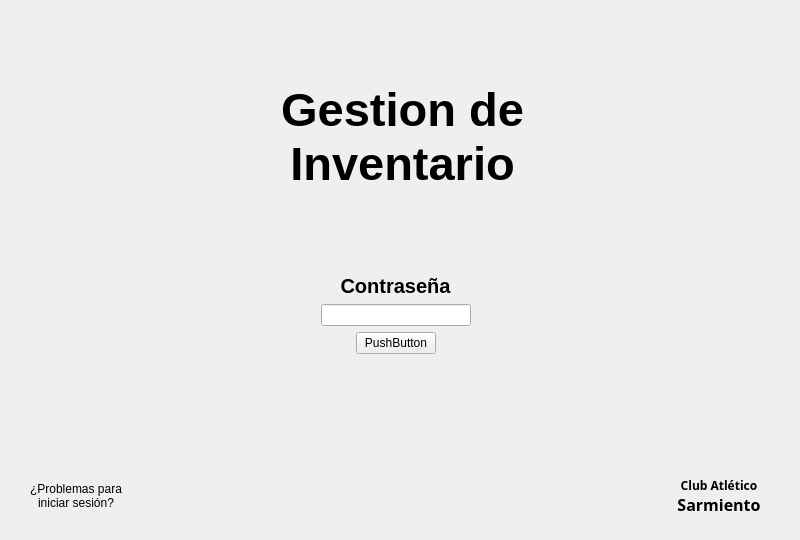
Above: windows/login.ui from HitomiD/Proyecto-Desarrollo before the change. Below: the same form after it.
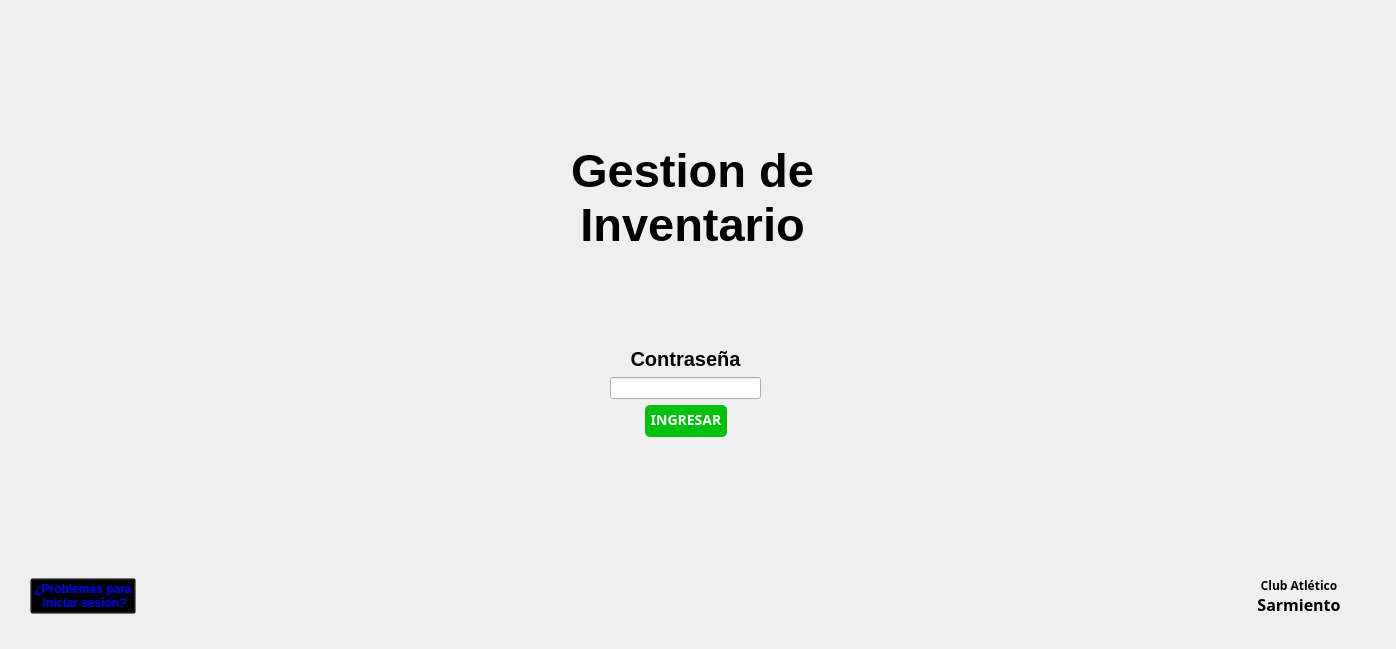
That is the form after the change. Icons and pictures are not drawn.

The edit to the form file:
```diff
--- a/windows/login.ui
+++ b/windows/login.ui
@@ -6,8 +6,8 @@
    <rect>
     <x>0</x>
     <y>0</y>
-    <width>800</width>
-    <height>540</height>
+    <width>1396</width>
+    <height>649</height>
    </rect>
   </property>
   <property name="windowTitle">
@@ -18,12 +18,18 @@
     <property name="geometry">
      <rect>
       <x>0</x>
-      <y>0</y>
-      <width>791</width>
-      <height>521</height>
+      <y>50</y>
+      <width>1371</width>
+      <height>571</height>
      </rect>
     </property>
     <layout class="QVBoxLayout" name="verticalLayout">
+     <property name="spacing">
+      <number>6</number>
+     </property>
+     <property name="sizeConstraint">
+      <enum>QLayout::SetMaximumSize</enum>
+     </property>
      <property name="leftMargin">
       <number>5</number>
      </property>
@@ -77,6 +83,45 @@
          </property>
         </spacer>
        </item>
+       <item>
+        <spacer name="horizontalSpacer_17">
+         <property name="orientation">
+          <enum>Qt::Horizontal</enum>
+         </property>
+         <property name="sizeHint" stdset="0">
+          <size>
+           <width>40</width>
+           <height>20</height>
+          </size>
+         </property>
+        </spacer>
+       </item>
+       <item>
+        <spacer name="horizontalSpacer_19">
+         <property name="orientation">
+          <enum>Qt::Horizontal</enum>
+         </property>
+         <property name="sizeHint" stdset="0">
+          <size>
+           <width>40</width>
+           <height>20</height>
+          </size>
+         </property>
+        </spacer>
+       </item>
+       <item>
+        <spacer name="horizontalSpacer_6">
+         <property name="orientation">
+          <enum>Qt::Horizontal</enum>
+         </property>
+         <property name="sizeHint" stdset="0">
+          <size>
+           <width>40</width>
+           <height>20</height>
+          </size>
+         </property>
+        </spacer>
+       </item>
        <item>
         <widget class="QLabel" name="label_2">
          <property name="maximumSize">
@@ -125,6 +170,45 @@
          </property>
         </widget>
        </item>
+       <item>
+        <spacer name="horizontalSpacer_20">
+         <property name="orientation">
+          <enum>Qt::Horizontal</enum>
+         </property>
+         <property name="sizeHint" stdset="0">
+          <size>
+           <width>40</width>
+           <height>20</height>
+          </size>
+         </property>
+        </spacer>
+       </item>
+       <item>
+        <spacer name="horizontalSpacer_18">
+         <property name="orientation">
+          <enum>Qt::Horizontal</enum>
+         </property>
+         <property name="sizeHint" stdset="0">
+          <size>
+           <width>40</width>
+           <height>20</height>
+          </size>
+         </property>
+        </spacer>
+       </item>
+       <item>
+        <spacer name="horizontalSpacer_16">
+         <property name="orientation">
+          <enum>Qt::Horizontal</enum>
+         </property>
+         <property name="sizeHint" stdset="0">
+          <size>
+           <width>40</width>
+           <height>20</height>
+          </size>
+         </property>
+        </spacer>
+       </item>
        <item>
         <spacer name="horizontalSpacer_3">
          <property name="orientation">
@@ -276,8 +360,18 @@
                <height>16777215</height>
               </size>
              </property>
+             <property name="styleSheet">
+              <string notr="true">background-color: rgb(0, 193, 13);
+color:white;
+border:none;
+font-size: 14px;
+font-weight: bold;
+font-family:Fira Sans;
+padding: 5px 5px 7px 5px;
+border-radius:5px;</string>
+             </property>
              <property name="text">
-              <string>PushButton</string>
+              <string>INGRESAR</string>
              </property>
             </widget>
            </item>
@@ -333,7 +427,7 @@
        </property>
        <property name="sizeHint" stdset="0">
         <size>
-         <width>20</width>
+         <width>42</width>
          <height>40</height>
         </size>
        </property>
@@ -361,15 +455,15 @@
         <number>25</number>
        </property>
        <item>
-        <widget class="QLabel" name="label_3">
+        <widget class="QPushButton" name="pushButton_2">
+         <property name="styleSheet">
+          <string notr="true">background-color: transparent;
+color:blue;
+font-weight: bold;</string>
+         </property>
          <property name="text">
-          <string>&lt;html&gt;&lt;head/&gt;&lt;body&gt;&lt;p align=&quot;center&quot;&gt;¿Problemas para iniciar sesión?&lt;/p&gt;&lt;/body&gt;&lt;/html&gt;</string>
-         </property>
-         <property name="textFormat">
-          <enum>Qt::RichText</enum>
-         </property>
-         <property name="wordWrap">
-          <bool>true</bool>
+          <string>¿Problemas para
+ iniciar sesión?</string>
          </property>
         </widget>
        </item>
```
Left out of the diff: 4 changed lines with no effect on the pictures.
